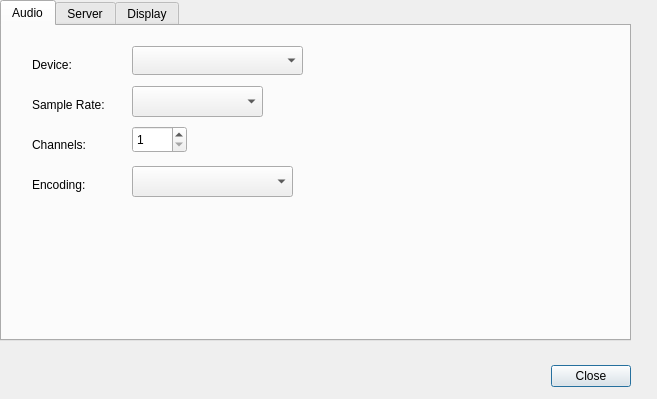
Above: trunk/src/QtRadio/Configure.ui from 8cH9azbsFifZ/ghpsdr3 before the change. Below: the same form after it.
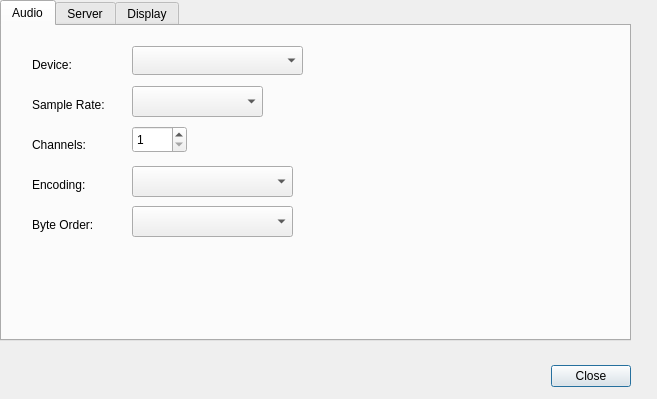
That is the form after the change. The open tabs and pages were chosen to show the change.

Patch:
```diff
--- a/trunk/src/QtRadio/Configure.ui
+++ b/trunk/src/QtRadio/Configure.ui
@@ -143,6 +143,29 @@
       </rect>
      </property>
     </widget>
+    <widget class="QLabel" name="label_12">
+     <property name="geometry">
+      <rect>
+       <x>30</x>
+       <y>190</y>
+       <width>81</width>
+       <height>17</height>
+      </rect>
+     </property>
+     <property name="text">
+      <string>Byte Order:</string>
+     </property>
+    </widget>
+    <widget class="QComboBox" name="byteOrderComboBox">
+     <property name="geometry">
+      <rect>
+       <x>130</x>
+       <y>180</y>
+       <width>161</width>
+       <height>31</height>
+      </rect>
+     </property>
+    </widget>
    </widget>
    <widget class="QWidget" name="tab">
     <attribute name="title">
```
Left out of the diff: 2 changed lines with no effect on the pictures.
